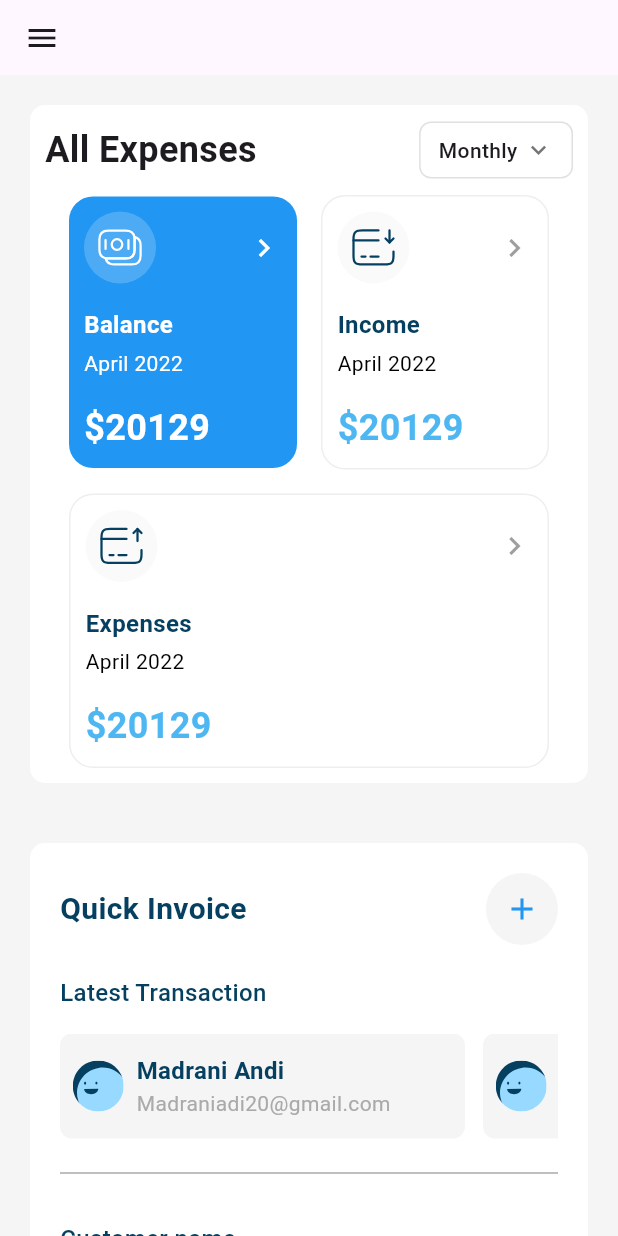
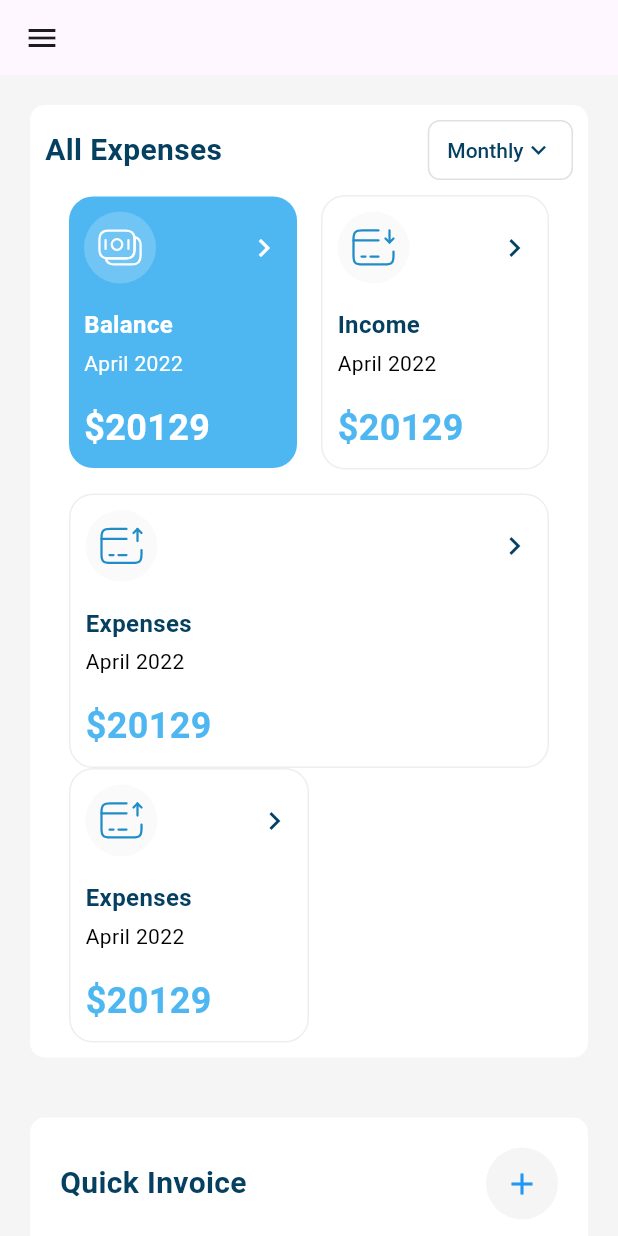
Before and after one commit to ahmedyosry433/dashboard, a Flutter app: the screen it shows after launch, on a phone screen of 412 x 824 dp. Run offline on Flutter 3.47's test engine with Material 3 defaults, Android fonts, the phone set to English and light mode, and no system bars; our stand-ins replace carousel_slider, fl_chart, flutter_svg, responsive_framework.

Commit message:
some ui edit

```diff
--- a/lib/admin/screen/admin_screen.dart
+++ b/lib/admin/screen/admin_screen.dart
@@ -6,9 +6,14 @@ import 'package:admin_dashboard/admin/widgets/my_card_section.dart';
 import 'package:admin_dashboard/admin/widgets/quick_invoice.dart';
 import 'package:admin_dashboard/admin/widgets/responisive_drawer.dart';
 
-class DashboardScreen extends StatelessWidget {
+class DashboardScreen extends StatefulWidget {
   DashboardScreen({super.key});
 
+  @override
+  State<DashboardScreen> createState() => _DashboardScreenState();
+}
+
+class _DashboardScreenState extends State<DashboardScreen> {
   final GlobalKey<ScaffoldState> _scaffoldKey = GlobalKey<ScaffoldState>();
 
   @override
@@ -20,7 +25,7 @@ class DashboardScreen extends StatelessWidget {
         return Scaffold(
           key: _scaffoldKey,
           appBar: _buildAppBar(layoutInfo.isMobile),
-          drawer: const ResponsiveDrawer(),
+          drawer: ResponsiveDrawer(),
           body: _buildBody(layoutInfo),
         );
       },
@@ -32,7 +37,7 @@ class DashboardScreen extends StatelessWidget {
       backgroundColor: Colors.grey[100],
       body: Row(
         children: [
-          if (!layoutInfo.isMobile) const ResponsiveDrawer(),
+          if (!layoutInfo.isMobile) ResponsiveDrawer(),
           if (layoutInfo.isWebLayout || layoutInfo.isTabletLayout)
             _buildWebTabletLayout(layoutInfo)
           else
--- a/lib/admin/widgets/all_expenses_section.dart
+++ b/lib/admin/widgets/all_expenses_section.dart
@@ -1,18 +1,16 @@
 // ignore_for_file: must_be_immutable
 
 import 'package:admin_dashboard/admin/widgets/card_widget.dart';
-import 'package:admin_dashboard/core/Helper/spacing.dart';
+import 'package:admin_dashboard/core/Theme/colors.dart';
 import 'package:admin_dashboard/core/Theme/style.dart';
 import 'package:flutter/material.dart';
 
-import 'package:flutter/material.dart';
-
-class AllExpensesSection extends StatelessWidget {
+class AllExpensesSection extends StatefulWidget {
   final bool isMobile;
   final bool isWebLayout;
   final bool isTabletLayout;
 
-  const AllExpensesSection({
+  AllExpensesSection({
     super.key,
     required this.isMobile,
     required this.isWebLayout,
@@ -20,10 +18,21 @@ class AllExpensesSection extends StatelessWidget {
   });
 
   @override
+  State<AllExpensesSection> createState() => _AllExpensesSectionState();
+}
+
+class _AllExpensesSectionState extends State<AllExpensesSection> {
+  String _filterOption = 'Monthly';
+
+  final List<String> _filterOptions = ['Daily', 'Weekly', 'Monthly'];
+
+  @override
   Widget build(BuildContext context) {
     return Container(
-      padding: EdgeInsets.all(isWebLayout || isTabletLayout ? 20 : 10),
-      margin: EdgeInsets.only(top: isWebLayout || isTabletLayout ? 30 : 0),
+      padding:
+          EdgeInsets.all(widget.isWebLayout || widget.isTabletLayout ? 20 : 10),
+      margin: EdgeInsets.only(
+          top: widget.isWebLayout || widget.isTabletLayout ? 30 : 0),
       decoration: BoxDecoration(
         color: Colors.white,
         borderRadius: BorderRadius.circular(10),
@@ -32,54 +41,64 @@ class AllExpensesSection extends StatelessWidget {
         children: [
           SizedBox(
             height: 40,
-            child: _buildHeader(),
+            child: _buildHeader(context),
           ),
           const SizedBox(height: 10),
           Padding(
             padding: const EdgeInsets.symmetric(horizontal: 16.0),
-            child: isMobile || isTabletLayout
+            child: widget.isMobile
                 ? _buildMobileTabletLayout()
-                : _buildDesktopLayout(),
+                : _buildWebLayout(),
           ),
         ],
       ),
     );
   }
 
-  Widget _buildHeader() {
+  Widget _buildHeader(BuildContext context) {
     return Row(
       mainAxisAlignment: MainAxisAlignment.spaceBetween,
       children: [
-        const Text(
+        Text(
           'All Expenses',
-          style: TextStyle(
-            fontSize: 24,
-            fontWeight: FontWeight.bold,
-          ),
+          style: TextStyles.font20BlueSemiBold,
         ),
         Container(
-          padding: const EdgeInsets.symmetric(horizontal: 12, vertical: 8),
           decoration: BoxDecoration(
             border: Border.all(color: Colors.grey.shade300),
             borderRadius: BorderRadius.circular(8),
           ),
-          child: Row(
-            mainAxisSize: MainAxisSize.min,
-            children: [
-              const Text(
-                'Monthly',
-                style: TextStyle(
+          padding: const EdgeInsets.symmetric(horizontal: 12, vertical: 8),
+          child: DropdownButton<String>(
+            value: _filterOption,
+            items: _filterOptions.map((String option) {
+              return DropdownMenuItem<String>(
+                value: option,
+                child: Text(
+                  option,
+                  style: const TextStyle(
                     fontSize: 14,
                     fontWeight: FontWeight.w500,
                   ),
                 ),
-              const SizedBox(width: 4),
-              Icon(
+              );
+            }).toList(),
+            onChanged: (String? newValue) {
+              if (newValue != null) {
+                setState(() {
+                  _filterOption = newValue;
+                });
+              }
+            },
+            underline: Container(),
+            icon: const Icon(
               Icons.keyboard_arrow_down,
               size: 20,
-                color: Colors.grey.shade600,
+              color: ColorsManager.darkBlueColor,
             ),
-            ],
+            style: TextStyles.font16BlueSemiBold,
+            dropdownColor: Colors.white,
+            borderRadius: BorderRadius.circular(8),
           ),
         ),
       ],
@@ -113,11 +132,23 @@ class AllExpensesSection extends StatelessWidget {
           index: 2,
           selectedCard: 0,
         ),
+        Row(
+          children: [
+            Expanded(
+              flex: 1,
+              child: CardWidget(
+                index: 2,
+                selectedCard: 0,
+              ),
+            ),
+            Expanded(flex: 1, child: SizedBox(height: 16)),
+          ],
+        ),
       ],
     );
   }
 
-  Widget _buildDesktopLayout() {
+  Widget _buildWebLayout() {
     return Row(
       children: [
         Expanded(
--- a/lib/admin/widgets/card_widget.dart
+++ b/lib/admin/widgets/card_widget.dart
@@ -42,7 +42,9 @@ class CardWidget extends StatelessWidget {
     return Container(
       padding: const EdgeInsets.all(10),
       decoration: BoxDecoration(
-        color: selectedCard == index ? Colors.blue : Colors.white,
+        color: selectedCard == index
+            ? ColorsManager.primryColor
+            : ColorsManager.whiteColor,
         borderRadius: BorderRadius.circular(16),
         border: selectedCard != index
             ? Border.all(color: Colors.grey.shade200)
@@ -72,7 +74,9 @@ class CardWidget extends StatelessWidget {
               ),
               Icon(
                 Icons.chevron_right,
-                color: selectedCard == index ? Colors.white : Colors.grey,
+                color: selectedCard == index
+                    ? Colors.white
+                    : ColorsManager.darkBlueColor,
                 size: 24,
               ),
             ],
--- a/lib/admin/widgets/quick_invoice.dart
+++ b/lib/admin/widgets/quick_invoice.dart
@@ -15,7 +15,7 @@ class QuickInvoiceSection extends StatelessWidget {
   Widget build(BuildContext context) {
     return Container(
       padding: const EdgeInsets.all(20),
-      margin: EdgeInsets.only(top: 20),
+      margin: const EdgeInsets.only(top: 20),
       decoration: BoxDecoration(
         color: Colors.white,
         borderRadius: BorderRadius.circular(10),
@@ -124,10 +124,19 @@ class QuickInvoiceSection extends StatelessWidget {
           ),
           const SizedBox(height: 32),
           Row(
-            mainAxisAlignment: MainAxisAlignment.spaceEvenly,
+            crossAxisAlignment: CrossAxisAlignment.start,
             children: [
-              const Text('Add More Details'),
-              _buildActionButtons(true),
+              Expanded(
+                  flex: 2,
+                  child: GestureDetector(
+                    onTap: () {},
+                    child: Text(
+                      'Add More Details',
+                      style: TextStyles.font18LightBlueSemiBold,
+                      textAlign: TextAlign.center,
+                    ),
+                  )),
+              Expanded(flex: 2, child: _buildActionButtons()),
             ],
           ),
         ],
@@ -159,7 +168,7 @@ class QuickInvoiceSection extends StatelessWidget {
             ],
           ),
           const SizedBox(height: 24),
-          _buildActionButtons(false),
+          _buildActionButtons(),
         ],
       );
     } else {
@@ -173,7 +182,7 @@ class QuickInvoiceSection extends StatelessWidget {
           const SizedBox(height: 16),
           _buildDropdownField('Item amount', 'USD'),
           const SizedBox(height: 24),
-          _buildActionButtons(false),
+          _buildActionButtons(),
         ],
       );
     }
@@ -268,47 +277,43 @@ class QuickInvoiceSection extends StatelessWidget {
         ),
         const SizedBox(height: 8),
         Container(
+          padding: const EdgeInsets.symmetric(horizontal: 16),
           decoration: BoxDecoration(
-            border: Border.all(color: Colors.grey[300]!),
+            color: Colors.grey[100],
             borderRadius: BorderRadius.circular(8),
           ),
-          padding: const EdgeInsets.symmetric(horizontal: 16),
-          child: DropdownButtonHideUnderline(
           child: DropdownButton<String>(
+            isExpanded: true,
+            style: TextStyles.font16GreyRegular,
             value: initialValue,
-              isExpanded: true,
-              items: ['USD', 'EUR', 'GBP'].map((String value) {
+            items: ['USD', 'EUR', 'EG'].map((String value) {
               return DropdownMenuItem<String>(
                 value: value,
                 child: Text(value),
               );
             }).toList(),
-              onChanged: (value) {},
+            onChanged: (String? newValue) {
+              initialValue = newValue!;
+            },
+            icon: const Icon(
+              Icons.keyboard_arrow_down,
+              size: 24,
+              color: ColorsManager.darkBlueColor,
             ),
+            dropdownColor: Colors.white,
+            borderRadius: BorderRadius.circular(8),
+            underline: Container(),
           ),
         ),
       ],
     );
   }
 
-  Widget _buildActionButtons(bool isWebLayout) {
-    return Row(
-      mainAxisAlignment: isWebLayout
-          ? MainAxisAlignment.center
-          : MainAxisAlignment.spaceBetween,
-      children: [
-        if (!isWebLayout)
-          TextButton(
-            onPressed: () {},
-            child: const Text(
-              'Add more details',
-              style: TextStyle(color: Colors.blue),
-            ),
-          ),
-        ElevatedButton(
+  Widget _buildActionButtons() {
+    return ElevatedButton(
       onPressed: () {},
       style: ElevatedButton.styleFrom(
-            backgroundColor: Colors.blue,
+        backgroundColor: ColorsManager.primryColor,
         padding: EdgeInsets.symmetric(
           horizontal: isWebLayout ? 48 : 32,
           vertical: isWebLayout ? 20 : 16,
@@ -321,8 +326,6 @@ class QuickInvoiceSection extends StatelessWidget {
         'Send Money',
         style: TextStyle(color: Colors.white),
       ),
-        ),
-      ],
     );
   }
 }
--- a/lib/core/Theme/colors.dart
+++ b/lib/core/Theme/colors.dart
@@ -8,8 +8,9 @@ class ColorsManager {
   static const lighgreyColor = Color(0xFFF1F1F1);
   static const greenColor = Color(0xFF7DD97B);
   static const orangeColor = Color(0xFFF3735E);
-  static const blueColor = Color(0xFF064061);
-  static const lightBlueColor = Color(0xFF208CC8);
+  static const darkBlueColor = Color(0xFF064061);
+  static const lighterBlueColor = Color.fromARGB(255, 125, 183, 216);
+  static const blueColor = Color(0xFF208CC8);
   static const whiteColor = Colors.white;
   static const blackColor = Colors.black;
 }
--- a/lib/core/Theme/style.dart
+++ b/lib/core/Theme/style.dart
@@ -5,34 +5,49 @@ import 'font_weight_helper.dart';
 class TextStyles {
   //Blue Color
   static TextStyle font16BlueSemiBold = const TextStyle(
-    color: ColorsManager.blueColor,
+    color: ColorsManager.darkBlueColor,
     fontSize: 16,
     fontWeight: FontWeightHelper.semiBold,
   );
   static TextStyle font20BlueSemiBold = const TextStyle(
-    color: ColorsManager.blueColor,
+    color: ColorsManager.darkBlueColor,
     fontSize: 20,
     fontWeight: FontWeightHelper.semiBold,
   );
+  static TextStyle font18BlueSemiBold = const TextStyle(
+    color: ColorsManager.darkBlueColor,
+    fontSize: 18,
+    fontWeight: FontWeightHelper.semiBold,
+  );
   static TextStyle font16BlueMedium = const TextStyle(
+    color: ColorsManager.darkBlueColor,
+    fontSize: 16,
+    fontWeight: FontWeightHelper.medium,
+  );
+  static TextStyle font16BlueRegular = const TextStyle(
+    color: ColorsManager.darkBlueColor,
+    fontSize: 16,
+    fontWeight: FontWeightHelper.regular,
+  );
+  static TextStyle font16LightBlueRegular = const TextStyle(
+    color: ColorsManager.blueColor,
+    fontSize: 16,
+    fontWeight: FontWeightHelper.regular,
+  );
+  static TextStyle font16LightBlueBold = const TextStyle(
+    color: ColorsManager.blueColor,
+    fontSize: 16,
+    fontWeight: FontWeightHelper.bold,
+  );
+  static TextStyle font16LightBlueMedium = const TextStyle(
     color: ColorsManager.blueColor,
     fontSize: 16,
     fontWeight: FontWeightHelper.medium,
   );
-  static TextStyle font16BlueRegular = const TextStyle(
+  static TextStyle font18LightBlueSemiBold = const TextStyle(
     color: ColorsManager.blueColor,
-    fontSize: 16,
-    fontWeight: FontWeightHelper.regular,
-  );
-  static TextStyle font16LightBlueRegular = const TextStyle(
-    color: ColorsManager.lightBlueColor,
-    fontSize: 16,
-    fontWeight: FontWeightHelper.regular,
-  );
-  static TextStyle font16LightBlueMedium = const TextStyle(
-    color: ColorsManager.lightBlueColor,
-    fontSize: 16,
-    fontWeight: FontWeightHelper.medium,
+    fontSize: 18,
+    fontWeight: FontWeightHelper.semiBold,
   );
   //Primary Color
   static TextStyle font24PrimrySemiBold = const TextStyle(
@@ -96,6 +111,11 @@ class TextStyles {
     fontSize: 14,
     fontWeight: FontWeightHelper.regular,
   );
+  static TextStyle font12GreyRegular = const TextStyle(
+    color: ColorsManager.lightGreyColor,
+    fontSize: 12,
+    fontWeight: FontWeightHelper.regular,
+  );
   static TextStyle font16GreyRegular = const TextStyle(
     color: ColorsManager.lightGreyColor,
     fontSize: 16,
--- a/lib/main.dart
+++ b/lib/main.dart
@@ -16,9 +16,9 @@ class MyApp extends StatelessWidget {
       builder: (context, child) => ResponsiveBreakpoints.builder(
         child: DashboardScreen(),
         breakpoints: [
-          Breakpoint(start: 0, end: 480, name: MOBILE),
-          Breakpoint(start: 481, end: 1200, name: TABLET),
-          Breakpoint(start: 1201, end: double.infinity, name: DESKTOP),
+          const Breakpoint(start: 0, end: 480, name: MOBILE),
+          const Breakpoint(start: 481, end: 1200, name: TABLET),
+          const Breakpoint(start: 1201, end: double.infinity, name: DESKTOP),
         ],
       ),
       home: DashboardScreen(),
```
Also changed, not shown: lib/admin/widgets/income_section.dart (+57 -27 lines), lib/admin/widgets/responisive_drawer.dart (+103 -57 lines). Lines whose indentation alone changed are shown as unchanged.
